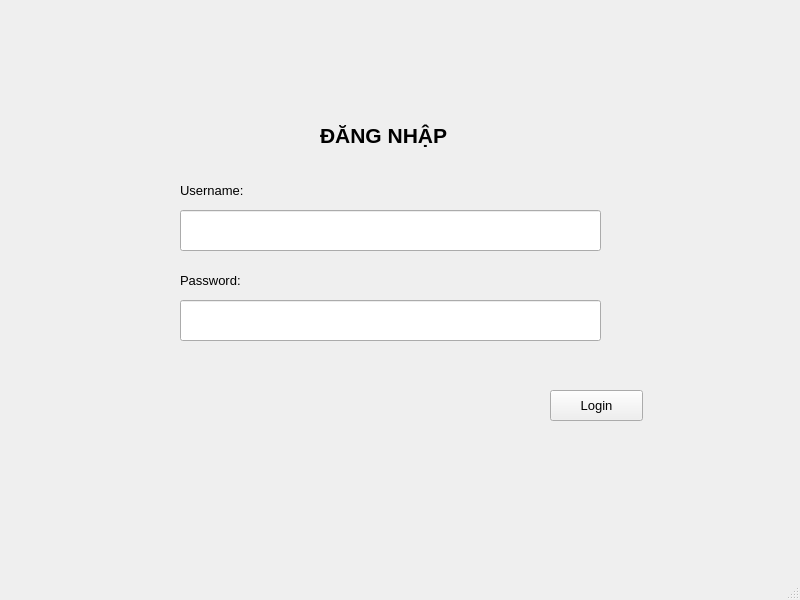
Nhat2510/project-Python, file projectPy/Login.ui: the form before one commit.
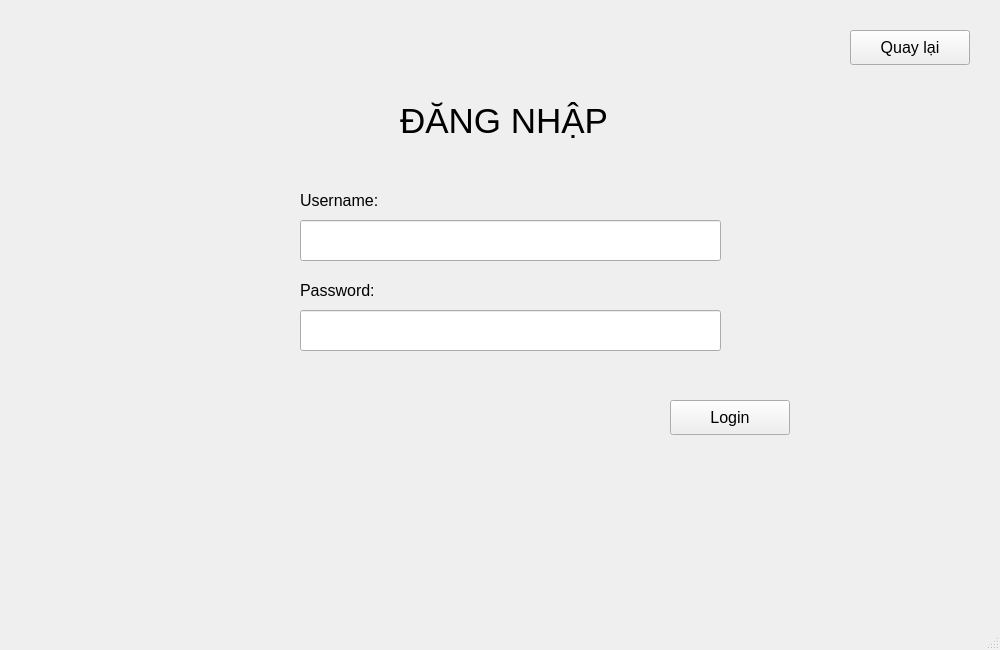
The form after the commit.

What changed in the file:
```diff
--- a/projectPy/Login.ui
+++ b/projectPy/Login.ui
@@ -6,8 +6,8 @@
    <rect>
     <x>0</x>
     <y>0</y>
-    <width>800</width>
-    <height>600</height>
+    <width>1000</width>
+    <height>650</height>
    </rect>
   </property>
   <property name="windowTitle">
@@ -17,15 +17,15 @@
    <widget class="QLabel" name="user">
     <property name="geometry">
      <rect>
-      <x>180</x>
-      <y>180</y>
-      <width>86</width>
+      <x>300</x>
+      <y>190</y>
+      <width>120</width>
       <height>21</height>
      </rect>
     </property>
     <property name="font">
      <font>
-      <pointsize>10</pointsize>
+      <pointsize>12</pointsize>
       <weight>50</weight>
       <bold>false</bold>
      </font>
@@ -37,15 +37,15 @@
    <widget class="QLabel" name="psw">
     <property name="geometry">
      <rect>
-      <x>180</x>
-      <y>270</y>
-      <width>83</width>
+      <x>300</x>
+      <y>280</y>
+      <width>120</width>
       <height>21</height>
      </rect>
     </property>
     <property name="font">
      <font>
-      <pointsize>10</pointsize>
+      <pointsize>12</pointsize>
       <weight>50</weight>
       <bold>false</bold>
      </font>
@@ -57,30 +57,30 @@
    <widget class="QLineEdit" name="txt_user">
     <property name="geometry">
      <rect>
-      <x>180</x>
-      <y>210</y>
+      <x>300</x>
+      <y>220</y>
       <width>421</width>
       <height>41</height>
      </rect>
     </property>
     <property name="font">
      <font>
-      <pointsize>10</pointsize>
+      <pointsize>12</pointsize>
      </font>
     </property>
    </widget>
    <widget class="QLineEdit" name="txt_pass">
     <property name="geometry">
      <rect>
-      <x>180</x>
-      <y>300</y>
+      <x>300</x>
+      <y>310</y>
       <width>421</width>
       <height>41</height>
      </rect>
     </property>
     <property name="font">
      <font>
-      <pointsize>10</pointsize>
+      <pointsize>12</pointsize>
      </font>
     </property>
     <property name="echoMode">
@@ -90,15 +90,15 @@
    <widget class="QPushButton" name="btn_log">
     <property name="geometry">
      <rect>
-      <x>550</x>
-      <y>390</y>
-      <width>93</width>
-      <height>31</height>
+      <x>670</x>
+      <y>400</y>
+      <width>120</width>
+      <height>35</height>
      </rect>
     </property>
     <property name="font">
      <font>
-      <pointsize>10</pointsize>
+      <pointsize>12</pointsize>
       <weight>50</weight>
       <bold>false</bold>
      </font>
@@ -110,23 +110,39 @@
    <widget class="QLabel" name="label">
     <property name="geometry">
      <rect>
-      <x>320</x>
-      <y>120</y>
-      <width>171</width>
-      <height>31</height>
+      <x>400</x>
+      <y>80</y>
+      <width>251</width>
+      <height>81</height>
      </rect>
     </property>
     <property name="font">
      <font>
-      <pointsize>16</pointsize>
-      <weight>75</weight>
-      <bold>true</bold>
+      <pointsize>26</pointsize>
      </font>
     </property>
     <property name="text">
      <string>ĐĂNG NHẬP</string>
     </property>
    </widget>
+   <widget class="QPushButton" name="back">
+    <property name="geometry">
+     <rect>
+      <x>850</x>
+      <y>30</y>
+      <width>120</width>
+      <height>35</height>
+     </rect>
+    </property>
+    <property name="font">
+     <font>
+      <pointsize>12</pointsize>
+     </font>
+    </property>
+    <property name="text">
+     <string>Quay lại</string>
+    </property>
+   </widget>
   </widget>
   <widget class="QMenuBar" name="menubar">
    <property name="geometry">
```
Left out of the diff: 2 changed lines with no effect on the pictures.
